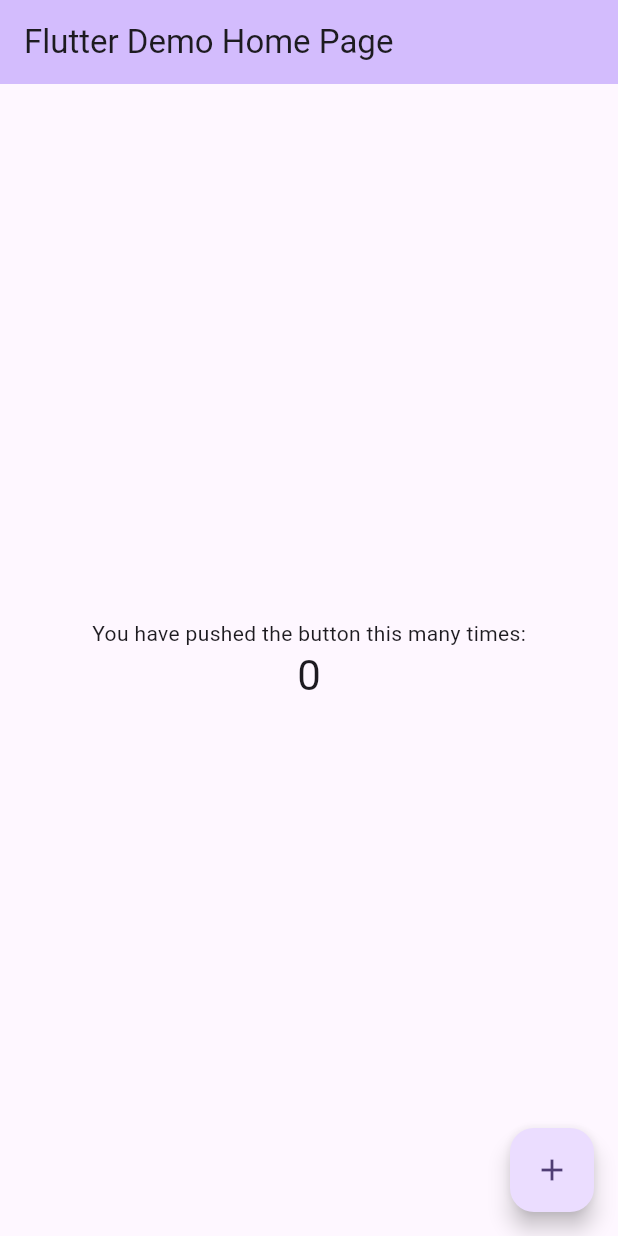
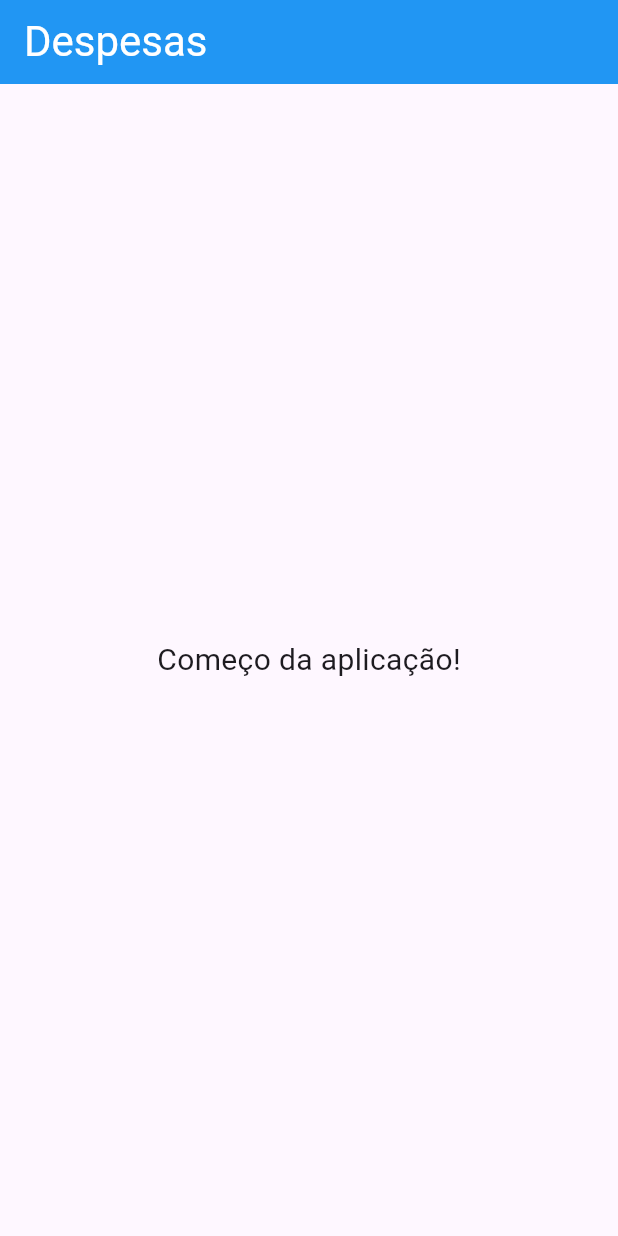
Before and after one commit to Leonardo-Toledo-Alves-Costa/despesas_app, a Flutter app: the screen it shows after launch, on a phone screen of 412 x 824 dp. Run offline on Flutter 3.47's test engine with Material 3 defaults, Android fonts, the phone set to English and light mode, and no system bars.

Commit message:
Primeiras mudanças no aplicativo

```diff
--- a/lib/main.dart
+++ b/lib/main.dart
@@ -1,122 +1,35 @@
+
 import 'package:flutter/material.dart';
 
-void main() {
-  runApp(const MyApp());
+void main() => runApp(DespesasApp());
+
+class DespesasApp extends StatelessWidget {
+  const DespesasApp({super.key});
+
+  @override
+  Widget build(BuildContext context) {
+    return MaterialApp(home: HomePage());
+  }
 }
 
-class MyApp extends StatelessWidget {
-  const MyApp({super.key});
+class HomePage extends StatelessWidget {
+  const HomePage({super.key});
 
-  // This widget is the root of your application.
   @override
   Widget build(BuildContext context) {
-    return MaterialApp(
-      title: 'Flutter Demo',
-      theme: ThemeData(
-        // This is the theme of your application.
-        //
-        // TRY THIS: Try running your application with "flutter run". You'll see
-        // the application has a purple toolbar. Then, without quitting the app,
-        // try changing the seedColor in the colorScheme below to Colors.green
-        // and then invoke "hot reload" (save your changes or press the "hot
-        // reload" button in a Flutter-supported IDE, or press "r" if you used
-        // the command line to start the app).
-        //
-        // Notice that the counter didn't reset back to zero; the application
-        // state is not lost during the reload. To reset the state, use hot
-        // restart instead.
-        //
-        // This works for code too, not just values: Most code changes can be
-        // tested with just a hot reload.
-        colorScheme: ColorScheme.fromSeed(seedColor: Colors.deepPurple),
+    return Scaffold(
+      appBar: AppBar(
+        title: const Text(
+        'Despesas',
+        style: TextStyle(fontSize: 28, color: Colors.white),
+           ),
+      backgroundColor: Colors.blue,
       ),
-      home: const MyHomePage(title: 'Flutter Demo Home Page'),
+      body: Center(child: Text(
+        'Começo da aplicação!',
+        style: TextStyle(fontSize: 20),
+        )
+      ),
     );
   }
 }
-
-class MyHomePage extends StatefulWidget {
-  const MyHomePage({super.key, required this.title});
-
-  // This widget is the home page of your application. It is stateful, meaning
-  // that it has a State object (defined below) that contains fields that affect
-  // how it looks.
-
-  // This class is the configuration for the state. It holds the values (in this
-  // case the title) provided by the parent (in this case the App widget) and
-  // used by the build method of the State. Fields in a Widget subclass are
-  // always marked "final".
-
-  final String title;
-
-  @override
-  State<MyHomePage> createState() => _MyHomePageState();
-}
-
-class _MyHomePageState extends State<MyHomePage> {
-  int _counter = 0;
-
-  void _incrementCounter() {
-    setState(() {
-      // This call to setState tells the Flutter framework that something has
-      // changed in this State, which causes it to rerun the build method below
-      // so that the display can reflect the updated values. If we changed
-      // _counter without calling setState(), then the build method would not be
-      // called again, and so nothing would appear to happen.
-      _counter++;
-    });
-  }
-
-  @override
-  Widget build(BuildContext context) {
-    // This method is rerun every time setState is called, for instance as done
-    // by the _incrementCounter method above.
-    //
-    // The Flutter framework has been optimized to make rerunning build methods
-    // fast, so that you can just rebuild anything that needs updating rather
-    // than having to individually change instances of widgets.
-    return Scaffold(
-      appBar: AppBar(
-        // TRY THIS: Try changing the color here to a specific color (to
-        // Colors.amber, perhaps?) and trigger a hot reload to see the AppBar
-        // change color while the other colors stay the same.
-        backgroundColor: Theme.of(context).colorScheme.inversePrimary,
-        // Here we take the value from the MyHomePage object that was created by
-        // the App.build method, and use it to set our appbar title.
-        title: Text(widget.title),
-      ),
-      body: Center(
-        // Center is a layout widget. It takes a single child and positions it
-        // in the middle of the parent.
-        child: Column(
-          // Column is also a layout widget. It takes a list of children and
-          // arranges them vertically. By default, it sizes itself to fit its
-          // children horizontally, and tries to be as tall as its parent.
-          //
-          // Column has various properties to control how it sizes itself and
-          // how it positions its children. Here we use mainAxisAlignment to
-          // center the children vertically; the main axis here is the vertical
-          // axis because Columns are vertical (the cross axis would be
-          // horizontal).
-          //
-          // TRY THIS: Invoke "debug painting" (choose the "Toggle Debug Paint"
-          // action in the IDE, or press "p" in the console), to see the
-          // wireframe for each widget.
-          mainAxisAlignment: MainAxisAlignment.center,
-          children: <Widget>[
-            const Text('You have pushed the button this many times:'),
-            Text(
-              '$_counter',
-              style: Theme.of(context).textTheme.headlineMedium,
-            ),
-          ],
-        ),
-      ),
-      floatingActionButton: FloatingActionButton(
-        onPressed: _incrementCounter,
-        tooltip: 'Increment',
-        child: const Icon(Icons.add),
-      ), // This trailing comma makes auto-formatting nicer for build methods.
-    );
-  }
-}
```
Also changed, not shown: 1 other file.
